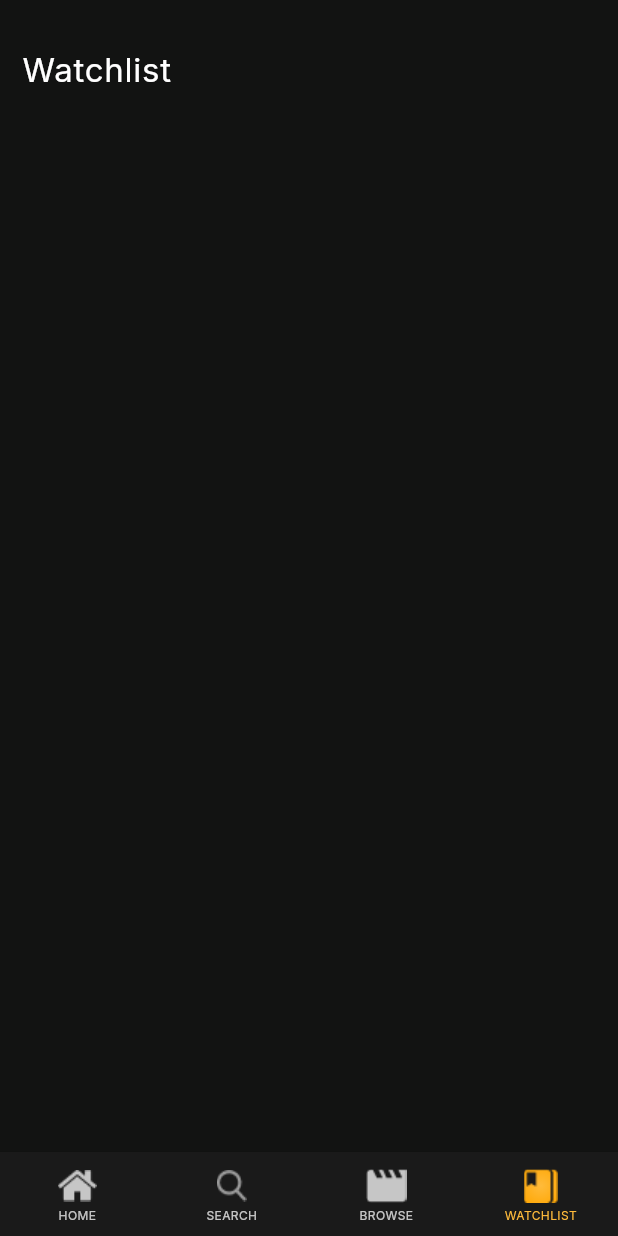
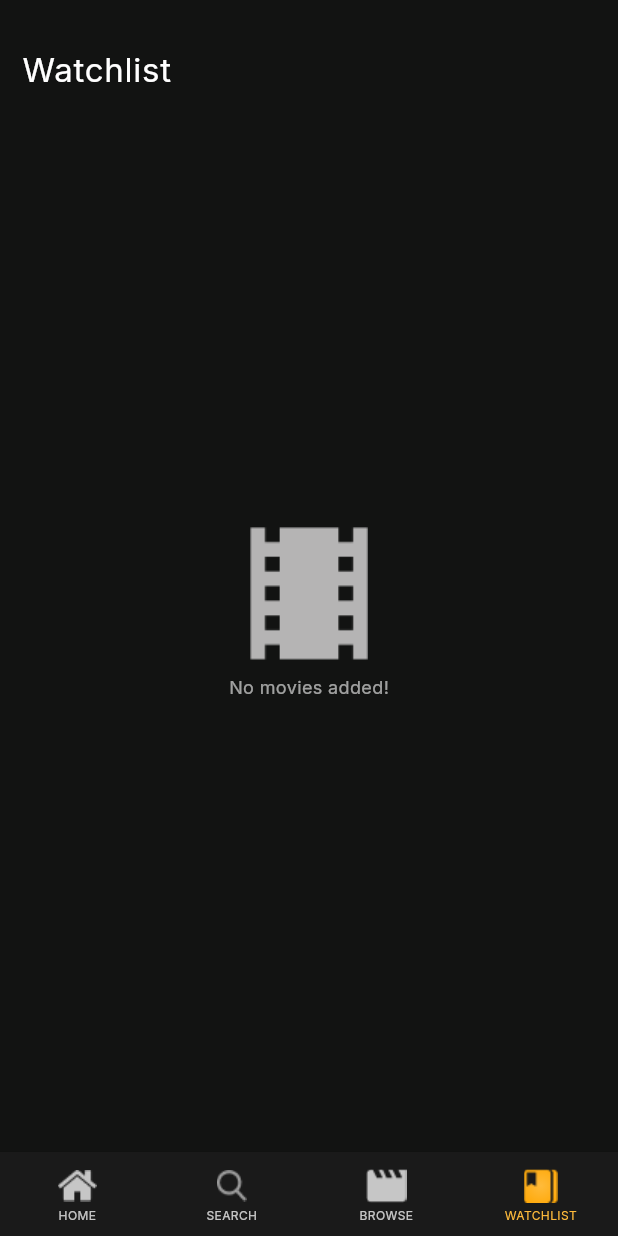
Before and after one commit to zeinab129/movie_app_project, a Flutter app: the screen it shows after launch, item 4 of the bottom bar chosen, on a phone screen of 412 x 824 dp. Run offline on Flutter 3.47's test engine with Material 3 defaults, Android fonts, the phone set to English and light mode, and no system bars; our stand-ins replace cached_network_image, flutter_image_slideshow, flutter_screenutil, google_fonts, shared_preferences; network calls fail.

Commit message:
edit watchlist

```diff
--- a/lib/view/screens/home/tabs/watch_list_tab.dart
+++ b/lib/view/screens/home/tabs/watch_list_tab.dart
@@ -23,7 +23,30 @@ class WatchListTab extends StatelessWidget {
             style: Theme.of(context).textTheme.bodyLarge,
           ),
           Expanded(
-            child: ListView.separated(
+            child: provider.model.movies!.isEmpty
+                ? Container(
+                    width: double.infinity,
+                    child: Column(
+                      mainAxisAlignment: MainAxisAlignment.center,
+                      crossAxisAlignment: CrossAxisAlignment.center,
+                      children: [
+                        Image.asset("assets/images/ic_movie.png"),
+                        SizedBox(
+                          height: 10.h,
+                        ),
+                        Text(
+                          "No movies added!",
+                          style: Theme.of(context)
+                              .textTheme
+                              .bodyMedium!
+                              .copyWith(
+                                  color: MyColors.whiteColor.withOpacity(0.6),
+                                  fontSize: 13.sp),
+                        )
+                      ],
+                    ),
+                  )
+                : ListView.separated(
                     separatorBuilder: (context, index) {
                       return const Divider(
                         height: 1,
```
Lines whose indentation alone changed are shown as unchanged.
